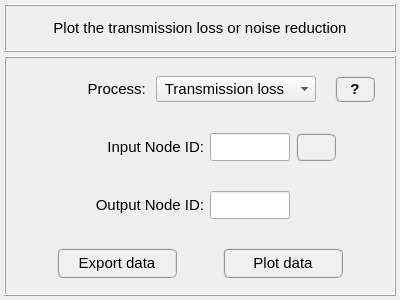
Old version of the form pulse/interface/ui_files/plots/results/acoustic/plot_transmission_loss.ui in the repository open-pulse/OpenPulse.
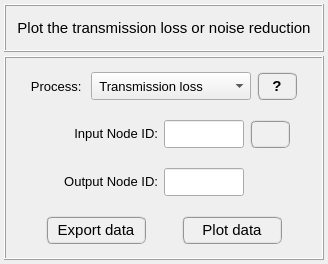
New version of the form.

Commit message: Some adjusts on the acoustic plot UI files

```diff
--- a/pulse/interface/ui_files/plots/results/acoustic/plot_transmission_loss.ui
+++ b/pulse/interface/ui_files/plots/results/acoustic/plot_transmission_loss.ui
@@ -6,10 +6,22 @@
    <rect>
     <x>0</x>
     <y>0</y>
-    <width>400</width>
-    <height>300</height>
+    <width>328</width>
+    <height>264</height>
    </rect>
   </property>
+  <property name="minimumSize">
+   <size>
+    <width>0</width>
+    <height>264</height>
+   </size>
+  </property>
+  <property name="maximumSize">
+   <size>
+    <width>16777215</width>
+    <height>264</height>
+   </size>
+  </property>
   <property name="windowTitle">
    <string>Form</string>
   </property>
@@ -110,7 +122,7 @@
      <property name="minimumSize">
       <size>
        <width>320</width>
-       <height>180</height>
+       <height>0</height>
       </size>
      </property>
      <property name="maximumSize">
@@ -138,15 +150,18 @@
       <property name="bottomMargin">
        <number>4</number>
       </property>
-      <property name="spacing">
+      <property name="horizontalSpacing">
        <number>4</number>
       </property>
+      <property name="verticalSpacing">
+       <number>0</number>
+      </property>
       <item row="3" column="0">
        <widget class="QFrame" name="frame_4">
         <property name="minimumSize">
          <size>
           <width>0</width>
-          <height>52</height>
+          <height>48</height>
          </size>
         </property>
         <property name="frameShape">
@@ -171,18 +186,44 @@
          <property name="spacing">
           <number>0</number>
          </property>
+         <item row="0" column="2">
+          <spacer name="horizontalSpacer">
+           <property name="orientation">
+            <enum>Qt::Horizontal</enum>
+           </property>
+           <property name="sizeHint" stdset="0">
+            <size>
+             <width>40</width>
+             <height>20</height>
+            </size>
+           </property>
+          </spacer>
+         </item>
+         <item row="0" column="0">
+          <spacer name="horizontalSpacer_2">
+           <property name="orientation">
+            <enum>Qt::Horizontal</enum>
+           </property>
+           <property name="sizeHint" stdset="0">
+            <size>
+             <width>40</width>
+             <height>20</height>
+            </size>
+           </property>
+          </spacer>
+         </item>
          <item row="0" column="1">
           <widget class="QPushButton" name="pushButton_export_data">
            <property name="minimumSize">
             <size>
-             <width>120</width>
-             <height>30</height>
+             <width>100</width>
+             <height>28</height>
             </size>
            </property>
            <property name="maximumSize">
             <size>
-             <width>160</width>
-             <height>30</height>
+             <width>100</width>
+             <height>28</height>
             </size>
            </property>
            <property name="font">
@@ -211,14 +252,14 @@
           <widget class="QPushButton" name="pushButton_plot_data">
            <property name="minimumSize">
             <size>
-             <width>120</width>
-             <height>30</height>
+             <width>100</width>
+             <height>28</height>
             </size>
            </property>
            <property name="maximumSize">
             <size>
-             <width>160</width>
-             <height>30</height>
+             <width>100</width>
+             <height>28</height>
             </size>
            </property>
            <property name="font">
@@ -240,81 +281,12 @@
            </property>
           </widget>
          </item>
-         <item row="0" column="0">
-          <widget class="QFrame" name="frame_8">
-           <property name="frameShape">
-            <enum>QFrame::NoFrame</enum>
-           </property>
-           <property name="frameShadow">
-            <enum>QFrame::Raised</enum>
-           </property>
-          </widget>
-         </item>
-         <item row="0" column="2">
-          <widget class="QFrame" name="frame_7">
-           <property name="frameShape">
-            <enum>QFrame::NoFrame</enum>
-           </property>
-           <property name="frameShadow">
-            <enum>QFrame::Raised</enum>
-           </property>
-          </widget>
-         </item>
          <item row="0" column="4">
-          <widget class="QFrame" name="frame_13">
-           <property name="frameShape">
-            <enum>QFrame::NoFrame</enum>
+          <spacer name="horizontalSpacer_3">
+           <property name="orientation">
+            <enum>Qt::Horizontal</enum>
            </property>
-           <property name="frameShadow">
-            <enum>QFrame::Raised</enum>
-           </property>
-          </widget>
-         </item>
-        </layout>
-       </widget>
-      </item>
-      <item row="1" column="0">
-       <widget class="QFrame" name="frame_2">
-        <property name="minimumSize">
-         <size>
-          <width>0</width>
-          <height>52</height>
-         </size>
-        </property>
-        <property name="maximumSize">
-         <size>
-          <width>16777215</width>
-          <height>16777215</height>
-         </size>
-        </property>
-        <property name="frameShape">
-         <enum>QFrame::NoFrame</enum>
-        </property>
-        <property name="frameShadow">
-         <enum>QFrame::Raised</enum>
-        </property>
-        <layout class="QGridLayout" name="gridLayout_4">
-         <property name="leftMargin">
-          <number>2</number>
-         </property>
-         <property name="topMargin">
-          <number>2</number>
-         </property>
-         <property name="rightMargin">
-          <number>2</number>
-         </property>
-         <property name="bottomMargin">
-          <number>2</number>
-         </property>
-         <property name="horizontalSpacing">
-          <number>6</number>
-         </property>
-         <property name="verticalSpacing">
-          <number>2</number>
-         </property>
-         <item row="0" column="3">
-          <widget class="QPushButton" name="pushButton_flip_nodes">
-           <property name="minimumSize">
+           <property name="sizeHint" stdset="0">
             <size>
              <width>40</width>
              <height>28</height>
@@ -352,95 +324,7 @@
              <height>20</height>
             </size>
            </property>
-           <property name="flat">
-            <bool>false</bool>
-           </property>
-          </widget>
-         </item>
-         <item row="0" column="1">
-          <widget class="QLabel" name="Input_NodeID">
-           <property name="minimumSize">
-            <size>
-             <width>140</width>
-             <height>28</height>
-            </size>
-           </property>
-           <property name="maximumSize">
-            <size>
-             <width>140</width>
-             <height>28</height>
-            </size>
-           </property>
-           <property name="font">
-            <font>
-             <family>MS Shell Dlg 2</family>
-             <pointsize>11</pointsize>
-             <weight>50</weight>
-             <italic>false</italic>
-             <bold>false</bold>
-            </font>
-           </property>
-           <property name="text">
-            <string>&lt;html&gt;&lt;head/&gt;&lt;body&gt;&lt;p align=&quot;right&quot;&gt;Input Node ID:&lt;/p&gt;&lt;/body&gt;&lt;/html&gt;</string>
-           </property>
-           <property name="alignment">
-            <set>Qt::AlignCenter</set>
-           </property>
-          </widget>
-         </item>
-         <item row="0" column="2">
-          <widget class="QLineEdit" name="lineEdit_input_node_id">
-           <property name="minimumSize">
-            <size>
-             <width>80</width>
-             <height>28</height>
-            </size>
-           </property>
-           <property name="maximumSize">
-            <size>
-             <width>80</width>
-             <height>28</height>
-            </size>
-           </property>
-           <property name="font">
-            <font>
-             <family>Arial</family>
-             <pointsize>11</pointsize>
-             <weight>75</weight>
-             <italic>true</italic>
-             <bold>true</bold>
-            </font>
-           </property>
-           <property name="layoutDirection">
-            <enum>Qt::LeftToRight</enum>
-           </property>
-           <property name="styleSheet">
-            <string notr="true"/>
-           </property>
-           <property name="alignment">
-            <set>Qt::AlignCenter</set>
-           </property>
-          </widget>
-         </item>
-         <item row="0" column="0">
-          <widget class="QFrame" name="frame_11">
-           <property name="frameShape">
-            <enum>QFrame::NoFrame</enum>
-           </property>
-           <property name="frameShadow">
-            <enum>QFrame::Raised</enum>
-           </property>
-          </widget>
-         </item>
-         <item row="0" column="4">
-          <widget class="QFrame" name="frame_12">
-           <property name="frameShape">
-            <enum>QFrame::NoFrame</enum>
-           </property>
-           <property name="frameShadow">
-            <enum>QFrame::Raised</enum>
-           </property>
-          </widget>
+          </spacer>
          </item>
         </layout>
        </widget>
@@ -450,7 +334,7 @@
         <property name="minimumSize">
          <size>
           <width>0</width>
-          <height>52</height>
+          <height>48</height>
          </size>
         </property>
         <property name="maximumSize">
@@ -484,8 +368,20 @@
          <property name="verticalSpacing">
           <number>2</number>
          </property>
-         <item row="0" column="0">
-          <widget class="QFrame" name="frame_10">
+         <item row="0" column="3">
+          <widget class="QFrame" name="frame_14">
+           <property name="minimumSize">
+            <size>
+             <width>40</width>
+             <height>28</height>
+            </size>
+           </property>
+           <property name="maximumSize">
+            <size>
+             <width>40</width>
+             <height>28</height>
+            </size>
+           </property>
            <property name="frameShape">
             <enum>QFrame::NoFrame</enum>
            </property>
@@ -494,13 +390,37 @@
            </property>
           </widget>
          </item>
-         <item row="0" column="4">
-          <widget class="QFrame" name="frame_9">
-           <property name="frameShape">
-            <enum>QFrame::NoFrame</enum>
+         <item row="0" column="2">
+          <widget class="QLineEdit" name="lineEdit_output_node_id">
+           <property name="minimumSize">
+            <size>
+             <width>80</width>
+             <height>28</height>
+            </size>
            </property>
-           <property name="frameShadow">
-            <enum>QFrame::Raised</enum>
+           <property name="maximumSize">
+            <size>
+             <width>80</width>
+             <height>28</height>
+            </size>
+           </property>
+           <property name="font">
+            <font>
+             <family>Arial</family>
+             <pointsize>11</pointsize>
+             <weight>75</weight>
+             <italic>true</italic>
+             <bold>true</bold>
+            </font>
+           </property>
+           <property name="layoutDirection">
+            <enum>Qt::LeftToRight</enum>
+           </property>
+           <property name="styleSheet">
+            <string notr="true"/>
+           </property>
+           <property name="alignment">
+            <set>Qt::AlignCenter</set>
            </property>
           </widget>
          </item>
@@ -508,20 +428,19 @@
           <widget class="QLabel" name="Output_NodeID">
            <property name="minimumSize">
             <size>
-             <width>140</width>
+             <width>120</width>
              <height>28</height>
             </size>
            </property>
            <property name="maximumSize">
             <size>
-             <width>140</width>
+             <width>120</width>
              <height>28</height>
             </size>
            </property>
            <property name="font">
             <font>
-             <family>MS Shell Dlg 2</family>
-             <pointsize>11</pointsize>
+             <pointsize>10</pointsize>
              <weight>50</weight>
              <italic>false</italic>
              <bold>false</bold>
@@ -535,61 +454,31 @@
            </property>
           </widget>
          </item>
-         <item row="0" column="2">
-          <widget class="QLineEdit" name="lineEdit_output_node_id">
-           <property name="minimumSize">
-            <size>
-             <width>80</width>
-             <height>28</height>
-            </size>
+         <item row="0" column="0">
+          <spacer name="horizontalSpacer_4">
+           <property name="orientation">
+            <enum>Qt::Horizontal</enum>
            </property>
-           <property name="maximumSize">
+           <property name="sizeHint" stdset="0">
             <size>
-             <width>80</width>
-             <height>28</height>
+             <width>40</width>
+             <height>20</height>
             </size>
            </property>
-           <property name="font">
-            <font>
-             <family>Arial</family>
-             <pointsize>11</pointsize>
-             <weight>75</weight>
-             <italic>true</italic>
-             <bold>true</bold>
-            </font>
-           </property>
-           <property name="layoutDirection">
-            <enum>Qt::LeftToRight</enum>
-           </property>
-           <property name="styleSheet">
-            <string notr="true"/>
-           </property>
-           <property name="alignment">
-            <set>Qt::AlignCenter</set>
-           </property>
-          </widget>
+          </spacer>
          </item>
-         <item row="0" column="3">
-          <widget class="QFrame" name="frame_14">
-           <property name="minimumSize">
-            <size>
-             <width>40</width>
-             <height>28</height>
-            </size>
+         <item row="0" column="4">
+          <spacer name="horizontalSpacer_7">
+           <property name="orientation">
+            <enum>Qt::Horizontal</enum>
            </property>
-           <property name="maximumSize">
+           <property name="sizeHint" stdset="0">
             <size>
              <width>40</width>
-             <height>28</height>
+             <height>20</height>
             </size>
            </property>
-           <property name="frameShape">
-            <enum>QFrame::NoFrame</enum>
-           </property>
-           <property name="frameShadow">
-            <enum>QFrame::Raised</enum>
-           </property>
-          </widget>
+          </spacer>
          </item>
         </layout>
        </widget>
@@ -599,7 +488,7 @@
         <property name="minimumSize">
          <size>
           <width>0</width>
-          <height>52</height>
+          <height>48</height>
          </size>
         </property>
         <property name="frameShape">
@@ -627,23 +516,36 @@
          <property name="verticalSpacing">
           <number>2</number>
          </property>
+         <item row="0" column="4">
+          <spacer name="horizontalSpacer_8">
+           <property name="orientation">
+            <enum>Qt::Horizontal</enum>
+           </property>
+           <property name="sizeHint" stdset="0">
+            <size>
+             <width>40</width>
+             <height>20</height>
+            </size>
+           </property>
+          </spacer>
+         </item>
          <item row="0" column="2">
           <widget class="QComboBox" name="comboBox_processing_selector">
            <property name="minimumSize">
             <size>
              <width>160</width>
-             <height>26</height>
+             <height>28</height>
             </size>
            </property>
            <property name="maximumSize">
             <size>
              <width>160</width>
-             <height>26</height>
+             <height>28</height>
             </size>
            </property>
            <property name="font">
             <font>
-             <pointsize>11</pointsize>
+             <pointsize>10</pointsize>
             </font>
            </property>
            <item>
@@ -662,7 +564,7 @@
           <widget class="QLabel" name="label">
            <property name="font">
             <font>
-             <pointsize>11</pointsize>
+             <pointsize>10</pointsize>
             </font>
            </property>
            <property name="text">
@@ -673,73 +575,241 @@
            </property>
           </widget>
          </item>
-         <item row="0" column="0">
-          <widget class="QFrame" name="frame_5">
-           <property name="frameShape">
-            <enum>QFrame::NoFrame</enum>
+         <item row="0" column="3">
+          <widget class="QPushButton" name="pushButton_help">
+           <property name="minimumSize">
+            <size>
+             <width>40</width>
+             <height>28</height>
+            </size>
            </property>
-           <property name="frameShadow">
-            <enum>QFrame::Raised</enum>
+           <property name="maximumSize">
+            <size>
+             <width>40</width>
+             <height>28</height>
+            </size>
            </property>
+           <property name="font">
+            <font>
+             <family>MS Shell Dlg 2</family>
+             <pointsize>11</pointsize>
+             <weight>75</weight>
+             <italic>false</italic>
+             <bold>true</bold>
+            </font>
+           </property>
+           <property name="toolTip">
+            <string>&lt;html&gt;&lt;head/&gt;&lt;body&gt;&lt;p&gt;Help&lt;/p&gt;&lt;/body&gt;&lt;/html&gt;</string>
+           </property>
+           <property name="styleSheet">
+            <string notr="true">QPushButton{border-radius: 6px; border-color: rgb(150, 150, 150); border-style: ridge; border-width: 2px; color: rgb(0, 0, 0); background-color: rgb(240, 240, 240); font: 75 bold 11pt &quot;MS Shell Dlg 2&quot;}
+QPushButton:hover{border-radius: 6px; border-color: rgb(0, 170, 255); border-style: ridge; border-width: 2px; color: rgb(0, 0, 0); background-color: rgba(174, 213, 255, 100); font: 75 bold 11pt &quot;MS Shell Dlg 2&quot;}
+QPushButton:pressed{border-radius: 6px; border-color: rgb(0, 170, 255); border-style: ridge; border-width: 3px; color: rgb(0, 0, 0); background-color: rgb(174, 213, 255); font: 75 bold 11pt &quot;MS Shell Dlg 2&quot;}</string>
+           </property>
+           <property name="text">
+            <string>?</string>
+           </property>
+           <property name="iconSize">
+            <size>
+             <width>20</width>
+             <height>20</height>
+            </size>
+           </property>
+           <property name="flat">
+            <bool>false</bool>
+           </property>
           </widget>
          </item>
+         <item row="0" column="0">
+          <spacer name="horizontalSpacer_9">
+           <property name="orientation">
+            <enum>Qt::Horizontal</enum>
+           </property>
+           <property name="sizeHint" stdset="0">
+            <size>
+             <width>40</width>
+             <height>20</height>
+            </size>
+           </property>
+          </spacer>
+         </item>
+        </layout>
+       </widget>
+      </item>
+      <item row="1" column="0">
+       <widget class="QFrame" name="frame_2">
+        <property name="minimumSize">
+         <size>
+          <width>0</width>
+          <height>48</height>
+         </size>
+        </property>
+        <property name="maximumSize">
+         <size>
+          <width>16777215</width>
+          <height>16777215</height>
+         </size>
+        </property>
+        <property name="frameShape">
+         <enum>QFrame::NoFrame</enum>
+        </property>
+        <property name="frameShadow">
+         <enum>QFrame::Raised</enum>
+        </property>
+        <layout class="QGridLayout" name="gridLayout_4">
+         <property name="leftMargin">
+          <number>2</number>
+         </property>
+         <property name="topMargin">
+          <number>2</number>
+         </property>
+         <property name="rightMargin">
+          <number>2</number>
+         </property>
+         <property name="bottomMargin">
+          <number>2</number>
+         </property>
+         <property name="horizontalSpacing">
+          <number>6</number>
+         </property>
+         <property name="verticalSpacing">
+          <number>2</number>
+         </property>
+         <item row="0" column="0">
+          <spacer name="horizontalSpacer_5">
+           <property name="orientation">
+            <enum>Qt::Horizontal</enum>
+           </property>
+           <property name="sizeHint" stdset="0">
+            <size>
+             <width>40</width>
+             <height>20</height>
+            </size>
+           </property>
+          </spacer>
+         </item>
          <item row="0" column="3">
-          <widget class="QFrame" name="frame_6">
-           <property name="frameShape">
-            <enum>QFrame::NoFrame</enum>
+          <widget class="QPushButton" name="pushButton_flip_nodes">
+           <property name="minimumSize">
+            <size>
+             <width>40</width>
+             <height>28</height>
+            </size>
            </property>
-           <property name="frameShadow">
-            <enum>QFrame::Raised</enum>
+           <property name="maximumSize">
+            <size>
+             <width>40</width>
+             <height>28</height>
+            </size>
            </property>
-           <layout class="QGridLayout" name="gridLayout_8">
-            <item row="0" column="0">
-             <widget class="QPushButton" name="pushButton_help">
-              <property name="minimumSize">
-               <size>
-                <width>40</width>
-                <height>26</height>
-               </size>
-              </property>
-              <property name="maximumSize">
-               <size>
-                <width>40</width>
-                <height>26</height>
-               </size>
-              </property>
-              <property name="font">
-               <font>
-                <family>MS Shell Dlg 2</family>
-                <pointsize>11</pointsize>
-                <weight>75</weight>
-                <italic>false</italic>
-                <bold>true</bold>
-               </font>
-              </property>
-              <property name="toolTip">
-               <string>&lt;html&gt;&lt;head/&gt;&lt;body&gt;&lt;p&gt;Help&lt;/p&gt;&lt;/body&gt;&lt;/html&gt;</string>
-              </property>
-              <property name="styleSheet">
-               <string notr="true">QPushButton{border-radius: 6px; border-color: rgb(150, 150, 150); border-style: ridge; border-width: 2px; color: rgb(0, 0, 0); background-color: rgb(240, 240, 240); font: 75 bold 11pt &quot;MS Shell Dlg 2&quot;}
+           <property name="font">
+            <font>
+             <family>MS Shell Dlg 2</family>
+             <pointsize>11</pointsize>
+             <weight>75</weight>
+             <italic>false</italic>
+             <bold>true</bold>
+            </font>
+           </property>
+           <property name="toolTip">
+            <string>Press to flip nodes.</string>
+           </property>
+           <property name="styleSheet">
+            <string notr="true">QPushButton{border-radius: 6px; border-color: rgb(150, 150, 150); border-style: ridge; border-width: 2px; color: rgb(0, 0, 0); background-color: rgb(240, 240, 240); font: 75 bold 11pt &quot;MS Shell Dlg 2&quot;}
 QPushButton:hover{border-radius: 6px; border-color: rgb(0, 170, 255); border-style: ridge; border-width: 2px; color: rgb(0, 0, 0); background-color: rgba(174, 213, 255, 100); font: 75 bold 11pt &quot;MS Shell Dlg 2&quot;}
 QPushButton:pressed{border-radius: 6px; border-color: rgb(0, 170, 255); border-style: ridge; border-width: 3px; color: rgb(0, 0, 0); background-color: rgb(174, 213, 255); font: 75 bold 11pt &quot;MS Shell Dlg 2&quot;}</string>
-              </property>
-              <property name="text">
-               <string>?</string>
-              </property>
-              <property name="iconSize">
-               <size>
-                <width>20</width>
-                <height>20</height>
-               </size>
-              </property>
-              <property name="flat">
-               <bool>false</bool>
-              </property>
-             </widget>
-            </item>
-           </layout>
+           </property>
+           <property name="text">
+            <string/>
+           </property>
+           <property name="iconSize">
+            <size>
+             <width>20</width>
+             <height>20</height>
+            </size>
+           </property>
+           <property name="flat">
+            <bool>false</bool>
+           </property>
           </widget>
          </item>
+         <item row="0" column="1">
+          <widget class="QLabel" name="Input_NodeID">
+           <property name="minimumSize">
+            <size>
+             <width>120</width>
+             <height>28</height>
+            </size>
+           </property>
+           <property name="maximumSize">
+            <size>
+             <width>120</width>
+             <height>28</height>
+            </size>
+           </property>
+           <property name="font">
+            <font>
+             <pointsize>10</pointsize>
+             <weight>50</weight>
+             <italic>false</italic>
+             <bold>false</bold>
+            </font>
+           </property>
+           <property name="text">
+            <string>&lt;html&gt;&lt;head/&gt;&lt;body&gt;&lt;p align=&quot;right&quot;&gt;Input Node ID:&lt;/p&gt;&lt;/body&gt;&lt;/html&gt;</string>
+           </property>
+           <property name="alignment">
+            <set>Qt::AlignCenter</set>
+           </property>
+          </widget>
+         </item>
+         <item row="0" column="2">
+          <widget class="QLineEdit" name="lineEdit_input_node_id">
+           <property name="minimumSize">
+            <size>
+             <width>80</width>
+             <height>28</height>
+            </size>
+           </property>
+           <property name="maximumSize">
+            <size>
+             <width>80</width>
+             <height>28</height>
+            </size>
+           </property>
+           <property name="font">
+            <font>
+             <family>Arial</family>
+             <pointsize>11</pointsize>
+             <weight>75</weight>
+             <italic>true</italic>
+             <bold>true</bold>
+            </font>
+           </property>
+           <property name="layoutDirection">
+            <enum>Qt::LeftToRight</enum>
+           </property>
+           <property name="styleSheet">
+            <string notr="true"/>
+           </property>
+           <property name="alignment">
+            <set>Qt::AlignCenter</set>
+           </property>
+          </widget>
+         </item>
+         <item row="0" column="4">
+          <spacer name="horizontalSpacer_6">
+           <property name="orientation">
+            <enum>Qt::Horizontal</enum>
+           </property>
+           <property name="sizeHint" stdset="0">
+            <size>
+             <width>40</width>
+             <height>20</height>
+            </size>
+           </property>
+          </spacer>
+         </item>
         </layout>
        </widget>
       </item>
```
Left out of the diff: 32 changed lines with no effect on the pictures. The commit also changes 17 other files.
